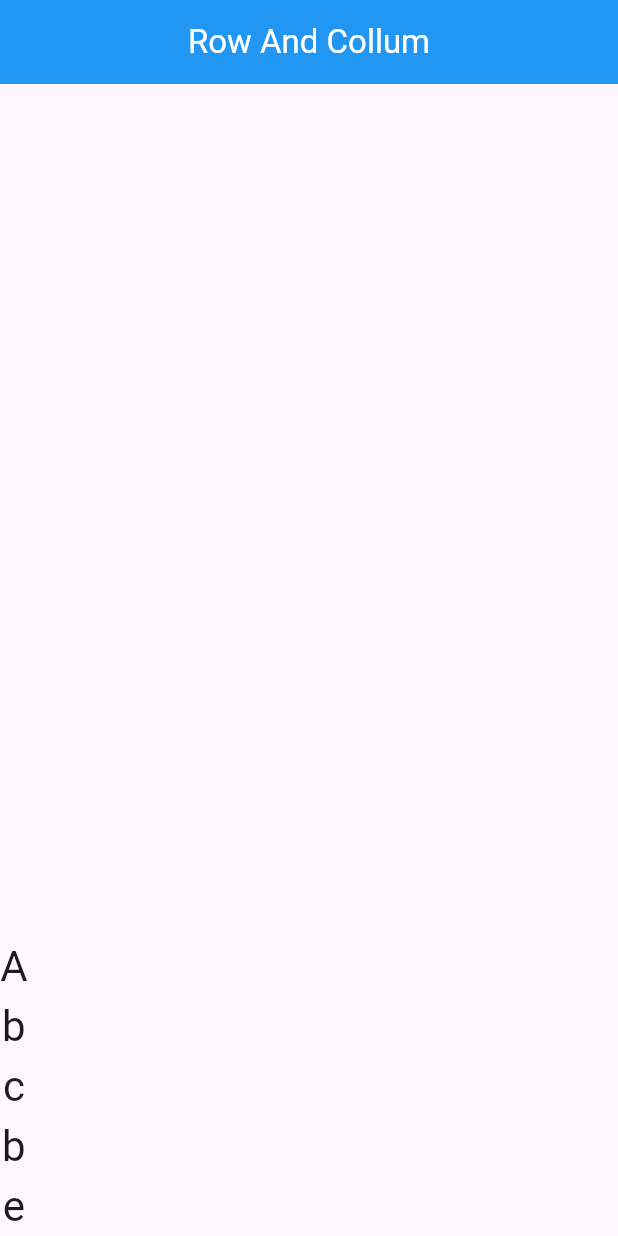
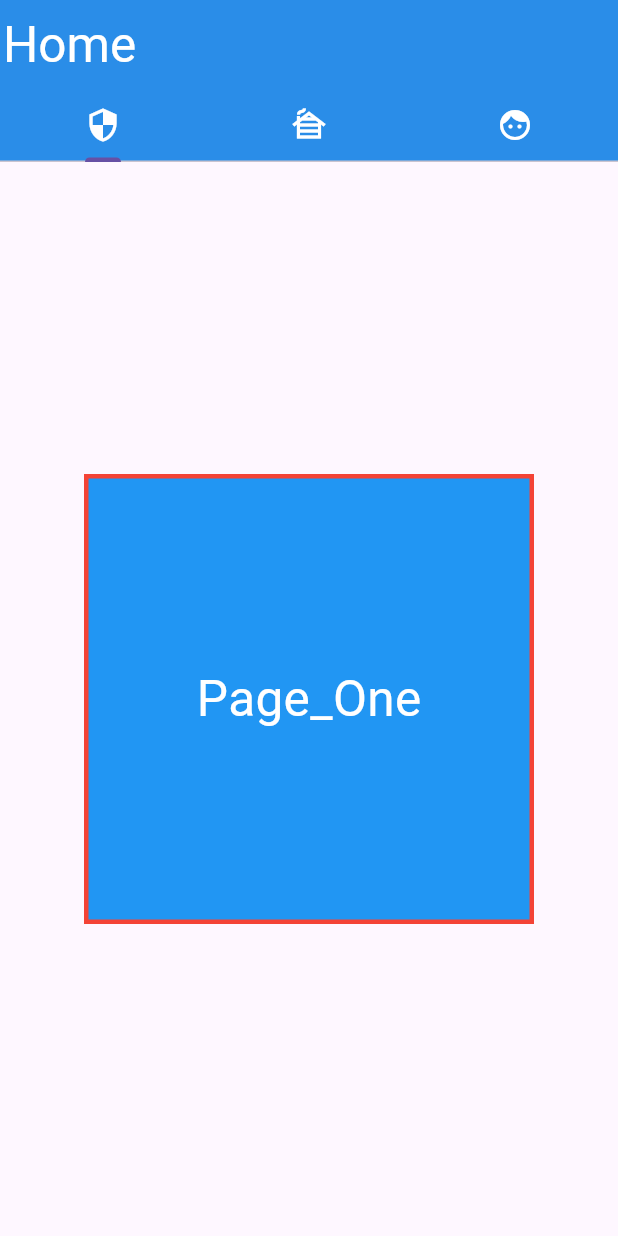
Before and after one commit to Ferdaus0001/universit, a Flutter app: the screen it shows after launch, on a phone screen of 412 x 824 dp. Run offline on Flutter 3.47's test engine with Material 3 defaults, Android fonts, the phone set to English and light mode, and no system bars.

Commit message:
new Body Add

```diff
--- /dev/null
+++ b/lib/Page_One.dart
@@ -0,0 +1,29 @@
+ import 'package:flutter/material.dart';
+
+class Page_One extends StatelessWidget {
+
+   const Page_One({super.key});
+
+   @override
+   Widget build(BuildContext context) {
+     return Scaffold(
+       body: Center(
+         child: Container(
+           width: 300,
+           height: 300,
+
+           child: Center(child: Text('Page_One',style: TextStyle(fontSize: 33,color: Colors.white),)),
+           decoration: BoxDecoration(
+             color: Colors.blue,
+             border: Border.all(
+               width: 3,
+               color: Colors.red,
+               style: BorderStyle.solid,
+             )
+
+           ),
+         ),
+       ),
+     );
+   }
+ }
--- /dev/null
+++ b/lib/Page_Three.dart
@@ -0,0 +1,20 @@
+import 'package:flutter/material.dart';
+
+class Page_Three extends StatelessWidget {
+  const Page_Three({super.key});
+
+  @override
+  Widget build(BuildContext context) {
+    return  Scaffold(
+      body: Center(
+        child: Container(
+          width: 300,
+          height: 300,
+          color: Colors.orange,
+          child: Text('Page_Three',style: TextStyle(fontSize: 33,color: Colors.white),),
+
+        ),
+      ),
+    );
+  }
+}
--- /dev/null
+++ b/lib/Page_Two.dart
@@ -0,0 +1,19 @@
+import 'package:flutter/material.dart';
+
+class page_Two extends StatelessWidget {
+  const page_Two({super.key});
+
+  @override
+  Widget build(BuildContext context) {
+    return Scaffold(
+      body: Center(
+        child: Card(
+
+          child: Center(child: Text('Page_Two',style: TextStyle(fontSize: 33,color: Colors.white),)),
+          color: Colors.red,
+
+        ),
+      ),
+    );
+  }
+}
--- a/lib/column_row.dart
+++ b/lib/column_row.dart
@@ -1,28 +1,41 @@
  import 'package:flutter/material.dart';
+import 'package:universit/Page_One.dart';
+import 'package:universit/Page_Three.dart';
+import 'package:universit/Page_Two.dart';
 
 class RowCollumScreen extends StatelessWidget {
    const RowCollumScreen({super.key});
 
    @override
    Widget build(BuildContext context) {
-   return  Scaffold(
+     return  DefaultTabController(
+       length: 3,
+       child: Scaffold(
          appBar: AppBar(
-       title: Text(' Row And Collum ',style: TextStyle(color: Colors.white),),
-       centerTitle: true,
+           title: Text('Home',style: TextStyle(fontSize: 33,color: Colors.white),),
            backgroundColor: Colors.blue,
+           elevation: 11,
+           toolbarHeight: 60,
+           titleSpacing: 2,
+           toolbarOpacity: 1,
+
+           bottom: TabBar(tabs: [
+             Tab(child: Icon(Icons.security,color: Colors.white,),),
+             Tab(child: Icon(Icons.cabin,color: Colors.white,),),
+             Tab(child: Icon(Icons.face,color: Colors.white,),),
+           ]),
+
          ),
-     body: Column(
-       mainAxisAlignment: MainAxisAlignment.end,
-       children: [
-         Text('A',style: TextStyle(fontSize: 28),),
-         Text('b',style: TextStyle(fontSize: 28),),
-         Text('c',style: TextStyle(fontSize: 28),),
-         Text('b',style: TextStyle(fontSize: 28),),
-         Text('e',style: TextStyle(fontSize: 28),),
+         body: Center(
+           child: TabBarView(children: [
+             Page_One(),
+             page_Two(),
+             Page_Three(),
            ],
+
+           ),
+         ),
        ),
      );
-
-
    }
  }
--- a/lib/main.dart
+++ b/lib/main.dart
@@ -1,5 +1,8 @@
 import 'package:flutter/material.dart';
-import 'package:universit/column_row.dart';
+ import 'column_row.dart';
+ import 'Page_One.dart';
+ import 'Page_Two.dart';
+ import 'Page_Three.dart';
 void main(){
   runApp(const IbarhimApp());
 }
@@ -12,6 +15,7 @@ class IbarhimApp extends StatelessWidget{
  return const MaterialApp(
    debugShowCheckedModeBanner: false,
    home: RowCollumScreen(),
+
  );
   }
 
```
Lines whose indentation alone changed are shown as unchanged.
